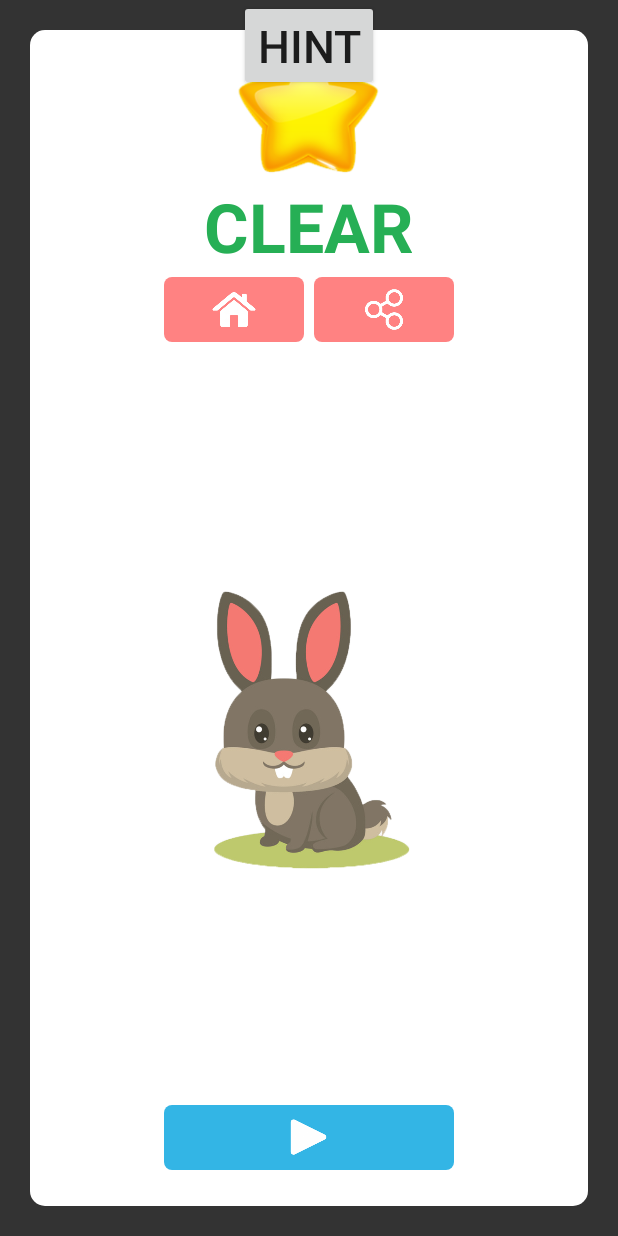
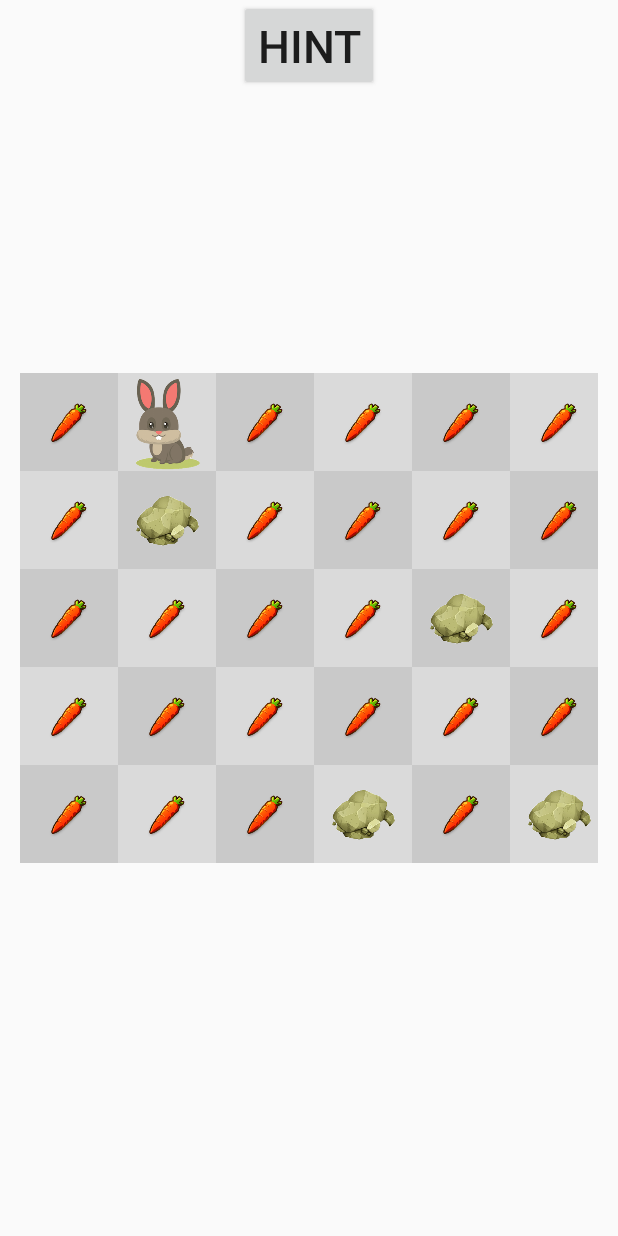
Before and after one commit to houhuang/Fill, an Android app: the GameActivity screen opened directly, with no data from a screen before it, on a phone screen of 412 x 824 dp. Run offline under Robolectric (Android 15) with nearby library versions, the phone set to English and light mode, and no system bars; libraries missing offline, so code that uses them is left out: junit.framework.

Commit message:
no message

```diff
--- a/app/src/main/java/com/jd/fill/activity/GameActivity.java
+++ b/app/src/main/java/com/jd/fill/activity/GameActivity.java
@@ -37,9 +37,14 @@ public class GameActivity extends AppCompatActivity implements View.OnClickListe
         mGameView.setGameViewListener(new GameView.OnGameCompletedListener() {
             @Override
             public void OnCompleted() {
-                Config.mCurrentLevel ++;
-                Config.saveConfigInfo();
+
                 showWinFragment();
+                if (Config.mChooseLevel == Config.mCurrentLevel)
+                {
+                    Config.mCurrentLevel ++;
+                    Config.saveConfigInfo();
+                }
+
             }
         });
 
@@ -54,7 +59,7 @@ public class GameActivity extends AppCompatActivity implements View.OnClickListe
 
         mFragmentParent = (FrameLayout)findViewById(R.id.win_fragment_parent);
         mFragmentParent.setForegroundGravity(10);
-//        hideWinFragment();
+        hideWinFragment();
     }
 
     private void hideWinFragment()
@@ -64,7 +69,9 @@ public class GameActivity extends AppCompatActivity implements View.OnClickListe
 
     private void showWinFragment()
     {
+        mWinFragment.updateContent();
         mFragmentParent.setVisibility(View.VISIBLE);
+
     }
 
     @Override
--- a/app/src/main/java/com/jd/fill/activity/MapActivity.java
+++ b/app/src/main/java/com/jd/fill/activity/MapActivity.java
@@ -57,6 +57,7 @@ public class MapActivity extends AppCompatActivity {
 
                 if (Config.mCurrentLevel >= position)
                 {
+                    Config.mChooseLevel = position;
                     Intent intent = new Intent(MapActivity.this, GameActivity.class);
                     startActivity(intent);
                 }
--- a/app/src/main/java/com/jd/fill/config/Config.java
+++ b/app/src/main/java/com/jd/fill/config/Config.java
@@ -15,6 +15,8 @@ public class Config extends Application {
 
     public static boolean mSoundsIsOpen;
 
+    public static int mChooseLevel = 0;
+
     public static String SP_DATA_STORGE = "SP_DATA_STORGE";
     public static String KEY_CURRENT_LEVEL = "KEY_CURRENT_LEVEL";
     public static String KEY_SHOUNDS_ISOPEN = "KEY_SHOUNDS_ISOPEN";
@@ -26,6 +28,7 @@ public class Config extends Application {
         mSp = getSharedPreferences(SP_DATA_STORGE, 0);
         mCurrentLevel = mSp.getInt(KEY_CURRENT_LEVEL, 0);
         mSoundsIsOpen = mSp.getBoolean(KEY_SHOUNDS_ISOPEN, true);
+
     }
 
     public static void saveConfigInfo()
--- a/app/src/main/java/com/jd/fill/fragment/WinFragment.java
+++ b/app/src/main/java/com/jd/fill/fragment/WinFragment.java
@@ -7,13 +7,25 @@ import android.support.v4.app.Fragment;
 import android.view.LayoutInflater;
 import android.view.View;
 import android.view.ViewGroup;
+import android.widget.Button;
+import android.widget.ImageView;
+import android.widget.TextView;
 
 import com.jd.fill.R;
+import com.jd.fill.config.Config;
 
 /**
  * Created by houhuang on 18/3/14.
  */
-public class WinFragment extends Fragment {
+public class WinFragment extends Fragment implements View.OnClickListener {
+
+    private Button mHomeButton;
+    private Button mShareButton;
+    private Button mPlayButton;
+
+    private TextView mLevelText;
+    private ImageView mHintView;
+
 
     @Nullable
     @Override
@@ -21,6 +33,53 @@ public class WinFragment extends Fragment {
 //        return super.onCreateView(inflater, container, savedInstanceState);
 
         View view = inflater.inflate(R.layout.fragment_win, container, false);
+        bindView(view);
         return view;
     }
+
+    private void bindView(View view)
+    {
+        mLevelText = (TextView)view.findViewById(R.id.fragment_level_text);
+        mHintView = (ImageView)view.findViewById(R.id.fragment_hint);
+
+        mHomeButton = (Button)view.findViewById(R.id.btn_fragment_home);
+        mPlayButton = (Button)view.findViewById(R.id.btn_fragment_play);
+        mShareButton = (Button)view.findViewById(R.id.btn_fragment_share);
+        mHomeButton.setOnClickListener(this);
+        mPlayButton.setOnClickListener(this);
+        mPlayButton.setOnClickListener(this);
+
+        updateContent();
+    }
+
+    public void updateContent()
+    {
+        StringBuilder builder = new StringBuilder();
+        builder.append("Level - ").append(Config.mChooseLevel + 1);
+        mLevelText.setText(builder.toString());
+
+        if ((Config.mChooseLevel == Config.mCurrentLevel) &&
+                ((Config.mCurrentLevel - 1) % 5 == 0))
+        {
+            mHintView.setVisibility(View.VISIBLE);
+        }else
+        {
+            mHintView.setVisibility(View.GONE);
+        }
+    }
+
+    @Override
+    public void onClick(View v) {
+        switch (v.getId())
+        {
+            case R.id.btn_fragment_home:
+                break;
+            case R.id.btn_fragment_share:
+                break;
+            case R.id.btn_fragment_play:
+                break;
+            default:
+                break;
+        }
+    }
 }
--- a/app/src/main/java/com/jd/fill/view/GameView.java
+++ b/app/src/main/java/com/jd/fill/view/GameView.java
@@ -108,7 +108,7 @@ public class GameView extends GridLayout implements View.OnTouchListener {
         mRadishRed = FileUtil.getBitmapFromDrawable(mContext, R.drawable.radish);
 
 
-        mItemInfo = DataManager.getInstance().getmGameInfo().get(Config.mCurrentLevel);
+        mItemInfo = DataManager.getInstance().getmGameInfo().get(Config.mChooseLevel);
 
         //初始化矩阵
         removeAllViews();
--- a/app/src/main/res/layout/fragment_win.xml
+++ b/app/src/main/res/layout/fragment_win.xml
@@ -7,7 +7,10 @@
     <RelativeLayout
         android:layout_width="match_parent"
         android:layout_height="match_parent"
-        android:layout_margin="20dp"
+        android:layout_marginBottom="100dp"
+        android:layout_marginTop="100dp"
+        android:layout_marginRight="30dp"
+        android:layout_marginLeft="30dp"
         android:background="@drawable/fragmen_win_bg">
 
         <LinearLayout
@@ -93,21 +96,13 @@
 
         </LinearLayout>
 
-        <ImageView
-            android:layout_width="200dp"
-            android:layout_height="200dp"
-            android:src="@drawable/rabbit_large"
-            android:layout_centerHorizontal="true"
-            android:layout_below="@+id/top_frame"
-            android:layout_above="@+id/play_frame"/>
-
         <FrameLayout
             android:layout_width="200dp"
             android:layout_height="50dp"
             android:layout_centerHorizontal="true"
             android:layout_alignParentBottom="true"
             android:layout_marginBottom="20dp"
-            android:id="@+id/play_frame">
+            android:id="@+id/frame_bottom">
 
             <Button
                 android:layout_width="match_parent"
@@ -128,6 +123,25 @@
 
         </FrameLayout>
 
+        <TextView
+            android:layout_width="wrap_content"
+            android:layout_height="wrap_content"
+            android:id="@+id/fragment_level_text"
+            android:textSize="20sp"
+            android:textColor="@color/map_item_content_pass"
+            android:text="Level - "
+            android:layout_below="@id/top_frame"
+            android:layout_centerHorizontal="true" />
+
+        <ImageView
+            android:layout_width="140dp"
+            android:layout_height="70dp"
+            android:id="@+id/fragment_hint"
+            android:src="@drawable/hint2"
+            android:layout_below="@+id/fragment_level_text"
+            android:layout_above="@+id/frame_bottom"
+            android:layout_centerHorizontal="true"/>
+
     </RelativeLayout>
 
 </RelativeLayout>
```
Also changed, not shown: app/src/main/res/drawable/hint.png (added), app/src/main/res/drawable/hint2.png (added), app/src/main/res/drawable/rabbit_large.png (deleted).
